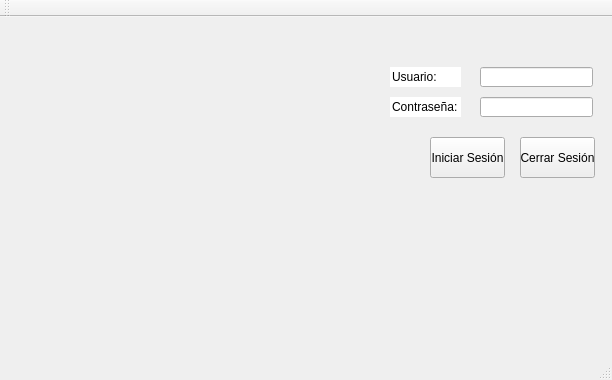
hugo19941994/ViajeFacil, file source/mainwindow.ui: the form before one commit.
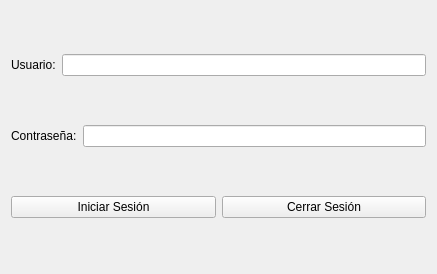
The form after the commit.

What changed in the file:
```diff
--- a/source/mainwindow.ui
+++ b/source/mainwindow.ui
@@ -6,86 +6,48 @@
    <rect>
     <x>0</x>
     <y>0</y>
-    <width>612</width>
-    <height>380</height>
+    <width>437</width>
+    <height>274</height>
    </rect>
   </property>
   <property name="windowTitle">
    <string>MainWindow</string>
   </property>
   <widget class="QWidget" name="centralWidget">
-   <widget class="QLineEdit" name="lineEdit">
-    <property name="enabled">
-     <bool>true</bool>
-    </property>
-    <property name="geometry">
-     <rect>
-      <x>390</x>
-      <y>50</y>
-      <width>71</width>
-      <height>20</height>
-     </rect>
-    </property>
-    <property name="focusPolicy">
-     <enum>Qt::NoFocus</enum>
-    </property>
+   <layout class="QHBoxLayout" name="horizontalLayout_4">
+    <item>
+     <layout class="QVBoxLayout" name="verticalLayout">
+      <item>
+       <layout class="QHBoxLayout" name="horizontalLayout_2">
+        <item>
+         <widget class="QLabel" name="label">
     <property name="text">
      <string>Usuario:</string>
     </property>
-    <property name="frame">
-     <bool>false</bool>
-    </property>
-    <property name="echoMode">
-     <enum>QLineEdit::Normal</enum>
-    </property>
-    <property name="readOnly">
-     <bool>true</bool>
-    </property>
-   </widget>
-   <widget class="QLineEdit" name="lineEdit_2">
-    <property name="geometry">
-     <rect>
-      <x>480</x>
-      <y>50</y>
-      <width>113</width>
-      <height>20</height>
-     </rect>
-    </property>
-   </widget>
-   <widget class="QLineEdit" name="lineEdit_3">
-    <property name="enabled">
-     <bool>true</bool>
-    </property>
-    <property name="geometry">
-     <rect>
-      <x>390</x>
-      <y>80</y>
-      <width>71</width>
-      <height>20</height>
-     </rect>
-    </property>
-    <property name="focusPolicy">
-     <enum>Qt::NoFocus</enum>
-    </property>
+          <property name="buddy">
+           <cstring>lineEdit_2</cstring>
+          </property>
+         </widget>
+        </item>
+        <item>
+         <widget class="QLineEdit" name="lineEdit_2"/>
+        </item>
+       </layout>
+      </item>
+      <item>
+       <layout class="QHBoxLayout" name="horizontalLayout_3">
+        <item>
+         <widget class="QLabel" name="label_2">
     <property name="text">
      <string>Contraseña:</string>
     </property>
-    <property name="frame">
-     <bool>false</bool>
-    </property>
-    <property name="readOnly">
-     <bool>true</bool>
-    </property>
-   </widget>
+          <property name="buddy">
+           <cstring>lineEdit_4</cstring>
+          </property>
+         </widget>
+        </item>
+        <item>
    <widget class="QLineEdit" name="lineEdit_4">
-    <property name="geometry">
-     <rect>
-      <x>480</x>
-      <y>80</y>
-      <width>113</width>
-      <height>20</height>
-     </rect>
-    </property>
     <property name="inputMethodHints">
      <set>Qt::ImhHiddenText|Qt::ImhNoAutoUppercase|Qt::ImhNoPredictiveText|Qt::ImhSensitiveData</set>
     </property>
@@ -96,52 +58,31 @@
      <bool>false</bool>
     </property>
    </widget>
+        </item>
+       </layout>
+      </item>
+      <item>
+       <layout class="QHBoxLayout" name="horizontalLayout">
+        <item>
    <widget class="QPushButton" name="pushButton">
-    <property name="geometry">
-     <rect>
-      <x>430</x>
-      <y>120</y>
-      <width>75</width>
-      <height>41</height>
-     </rect>
-    </property>
     <property name="text">
      <string>Iniciar Sesión</string>
     </property>
    </widget>
+        </item>
+        <item>
    <widget class="QPushButton" name="pushButton_2">
-    <property name="geometry">
-     <rect>
-      <x>520</x>
-      <y>120</y>
-      <width>75</width>
-      <height>41</height>
-     </rect>
-    </property>
     <property name="text">
      <string>Cerrar Sesión</string>
     </property>
    </widget>
+        </item>
+       </layout>
+      </item>
+     </layout>
+    </item>
+   </layout>
   </widget>
-  <widget class="QMenuBar" name="menuBar">
-   <property name="geometry">
-    <rect>
-     <x>0</x>
-     <y>0</y>
-     <width>612</width>
-     <height>21</height>
-    </rect>
-   </property>
-  </widget>
-  <widget class="QToolBar" name="mainToolBar">
-   <attribute name="toolBarArea">
-    <enum>TopToolBarArea</enum>
-   </attribute>
-   <attribute name="toolBarBreak">
-    <bool>false</bool>
-   </attribute>
-  </widget>
-  <widget class="QStatusBar" name="statusBar"/>
  </widget>
  <layoutdefault spacing="6" margin="11"/>
  <resources/>
```
Left out of the diff: 60 changed lines with no effect on the pictures. Lines whose indentation alone changed are shown as unchanged.
